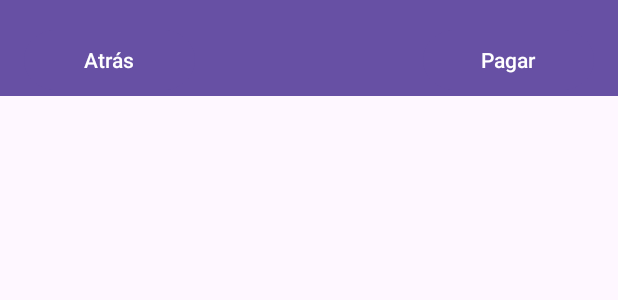
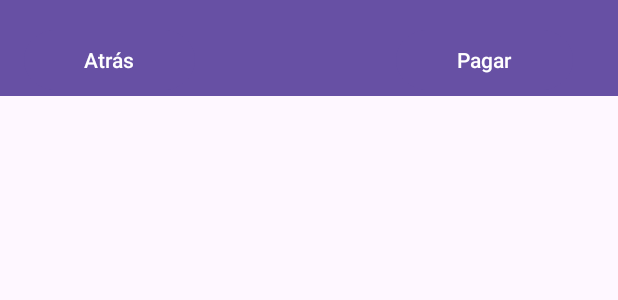
Before and after one commit to inspedralbes/transversal-tr1-2023-2024-app-android-proyecto1gr5, an Android app: the layout activity_menu_productos.xml on its own in the app's theme, with its tools: preview values and no code run, on a phone screen of 412 x 824 dp. Shown: the top 300 px of the screen. Run offline under Robolectric (Android 15) with nearby library versions, the phone set to English and light mode, and no system bars.

Commit message:
Merge de Menu, Login cap a dades Usuari

```diff
--- a/app/src/main/java/com/example/proj1/CerrarSesion.java
+++ /dev/null
@@ -1,6 +0,0 @@
-package com.example.proj1;
-
-public interface CerrarSesion {
-    @POST("logout")
-    Call<Void> logout();
-}
--- a/app/src/main/java/com/example/proj1/MainActivity2.java
+++ b/app/src/main/java/com/example/proj1/MainActivity2.java
@@ -91,8 +91,8 @@ public class MainActivity2 extends AppCompatActivity {
         int id= item.getItemId();
 
         if(id == R.id.item1) {
-            //Intent intent = new Intent(MenuProductos.this, Dades.class);
-            // startActivity(intent);
+            Intent intent = new Intent(MainActivity2.this, MainActivityUser.class);
+            startActivity(intent);
 
             //Opcion para ir al Menu de Productos
         }else if(id == R.id.item2){
--- a/app/src/main/res/layout/activity_menu_productos.xml
+++ b/app/src/main/res/layout/activity_menu_productos.xml
@@ -37,13 +37,14 @@
 
         <Button
             android:id="@+id/botonPagar"
-            android:layout_width="114dp"
+            android:layout_width="118dp"
             android:layout_height="wrap_content"
+            android:layout_below="@+id/appBarLayout"
+            android:layout_alignParentEnd="true"
+            android:layout_marginTop="16dp"
+            android:layout_marginEnd="30dp"
+            android:layout_marginRight="10dp"
             android:text="Pagar"
-            android:layout_alignParentEnd="true"
-            android:layout_below="@+id/appBarLayout"
-            android:layout_marginEnd="16dp"
-            android:layout_marginTop="16dp"
             tools:ignore="NotSibling,UnknownId" />
     </RelativeLayout>
 
```
Also changed, not shown: app/src/main/AndroidManifest.xml (+10 -0 lines), app/src/main/java/com/example/proj1/MainActivityUser.java (+42 -0 lines), app/src/main/java/com/example/proj1/MenuProductos.java (+3 -7 lines), app/src/main/res/layout/activity_main_user.xml (+5 -5 lines).
